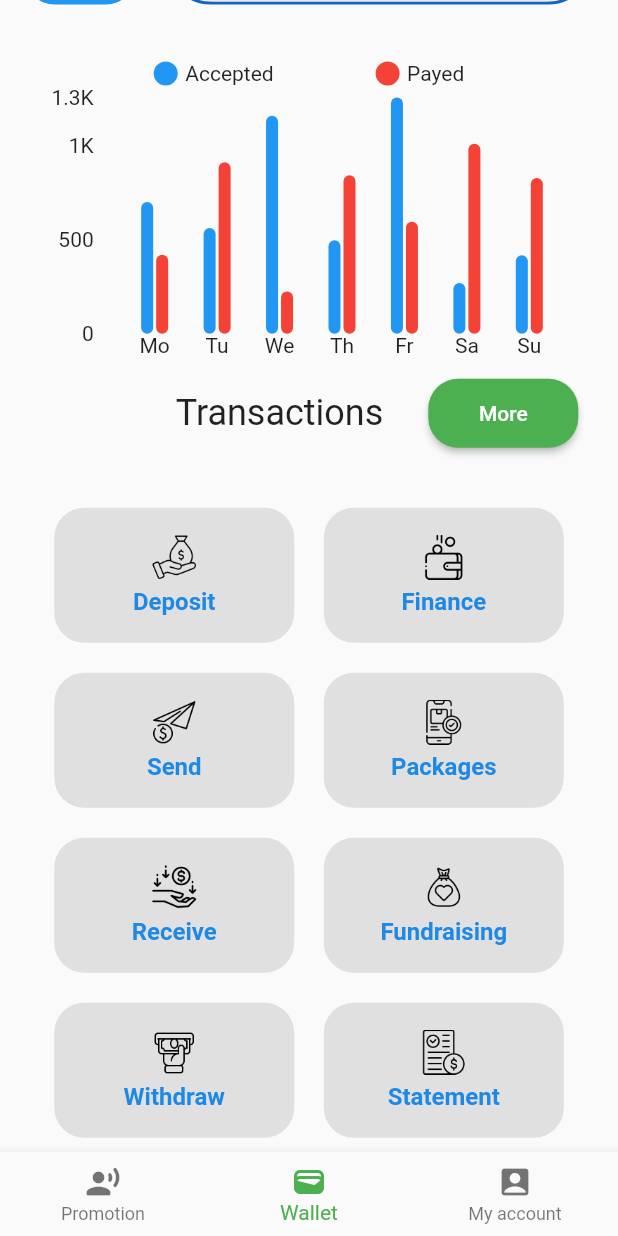
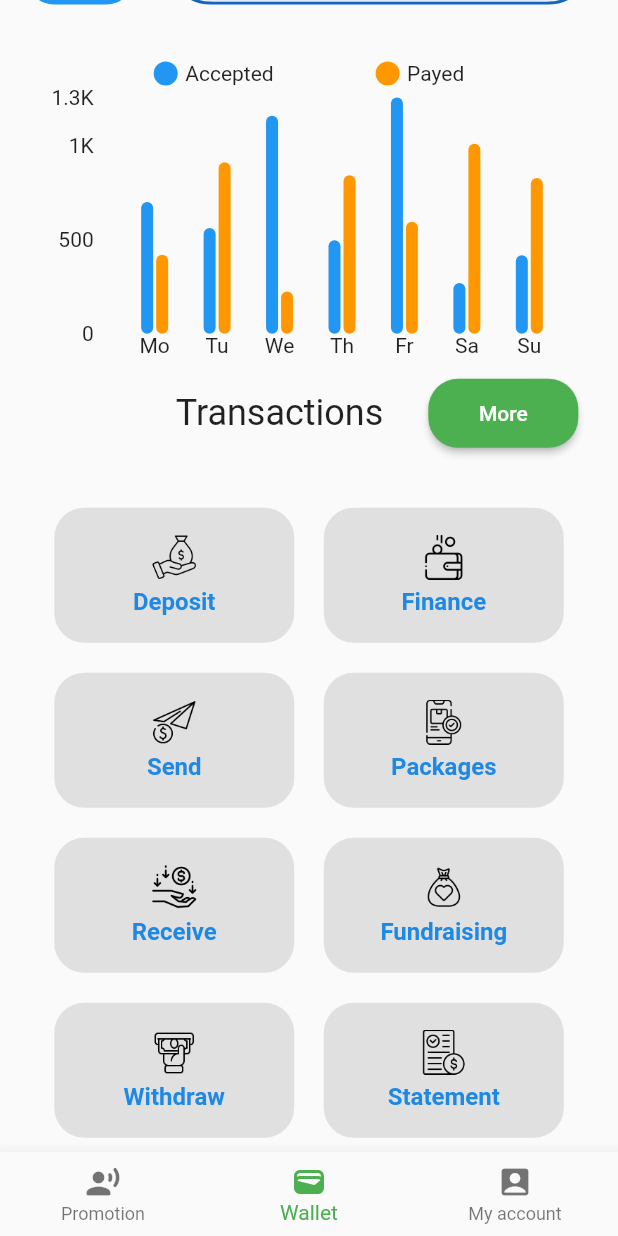
Before and after one commit to sami-bre/telebirr_mock, a Flutter app: the screen it shows after launch, scrolled down 313 dp, on a phone screen of 412 x 824 dp. Run offline on Flutter 3.47's test engine with Material 2 defaults, Android fonts, the phone set to English and light mode, and no system bars; drawn by our look-alikes of blur, fl_chart; our stand-ins replace get.

Commit message:
adjusted the color of the light-dark switch in the global themes

```diff
--- a/lib/main.dart
+++ b/lib/main.dart
@@ -17,7 +17,7 @@ class MyApp extends StatelessWidget {
       theme: ThemeData(
         brightness: Brightness.light,
         switchTheme: SwitchThemeData(
-          thumbColor: MaterialStateProperty.all(Colors.black),
+          thumbColor: MaterialStateProperty.all(Colors.grey[800]),
           trackColor: MaterialStateProperty.all(Colors.grey[500]),
         ),
         primarySwatch: Colors.blue,
--- a/lib/ui/home.dart
+++ b/lib/ui/home.dart
@@ -236,7 +236,7 @@ class _WalletScreenState extends State<WalletScreen> {
               : Theme.of(context)
                   .textTheme
                   .titleLarge!
-                  .copyWith(color: Colors.black),
+                  .copyWith(color: Colors.grey[800]),
         )
       ],
     );
@@ -406,7 +406,7 @@ class _WalletScreenState extends State<WalletScreen> {
                 Text("Accepted"),
                 Spacer(),
                 CircleAvatar(
-                  backgroundColor: Colors.red,
+                  backgroundColor: Colors.orange,
                   radius: 8,
                 ),
                 SizedBox(width: 5),
@@ -427,31 +427,31 @@ class _WalletScreenState extends State<WalletScreen> {
                     barGroups: <BarChartGroupData>[
                       BarChartGroupData(x: 0, barRods: <BarChartRodData>[
                         BarChartRodData(toY: 700 * value, color: Colors.blue),
-                        BarChartRodData(toY: 420 * value, color: Colors.red)
+                        BarChartRodData(toY: 420 * value, color: Colors.orange)
                       ]),
                       BarChartGroupData(x: 1, barRods: <BarChartRodData>[
                         BarChartRodData(toY: 562, color: Colors.blue),
-                        BarChartRodData(toY: 910 * value, color: Colors.red)
+                        BarChartRodData(toY: 910 * value, color: Colors.orange)
                       ]),
                       BarChartGroupData(x: 2, barRods: <BarChartRodData>[
                         BarChartRodData(toY: 1157 * value, color: Colors.blue),
-                        BarChartRodData(toY: 225, color: Colors.red)
+                        BarChartRodData(toY: 225, color: Colors.orange)
                       ]),
                       BarChartGroupData(x: 3, barRods: <BarChartRodData>[
                         BarChartRodData(toY: 496 * value, color: Colors.blue),
-                        BarChartRodData(toY: 841 * value, color: Colors.red)
+                        BarChartRodData(toY: 841 * value, color: Colors.orange)
                       ]),
                       BarChartGroupData(x: 4, barRods: <BarChartRodData>[
                         BarChartRodData(toY: 1254 * value, color: Colors.blue),
-                        BarChartRodData(toY: 594, color: Colors.red)
+                        BarChartRodData(toY: 594, color: Colors.orange)
                       ]),
                       BarChartGroupData(x: 5, barRods: <BarChartRodData>[
                         BarChartRodData(toY: 270 * value, color: Colors.blue),
-                        BarChartRodData(toY: 1008 * value, color: Colors.red)
+                        BarChartRodData(toY: 1008 * value, color: Colors.orange)
                       ]),
                       BarChartGroupData(x: 6, barRods: <BarChartRodData>[
                         BarChartRodData(toY: 417 * value, color: Colors.blue),
-                        BarChartRodData(toY: 827 * value, color: Colors.red)
+                        BarChartRodData(toY: 827 * value, color: Colors.orange)
                       ]),
                     ],
                     borderData: FlBorderData(show: false),
```
